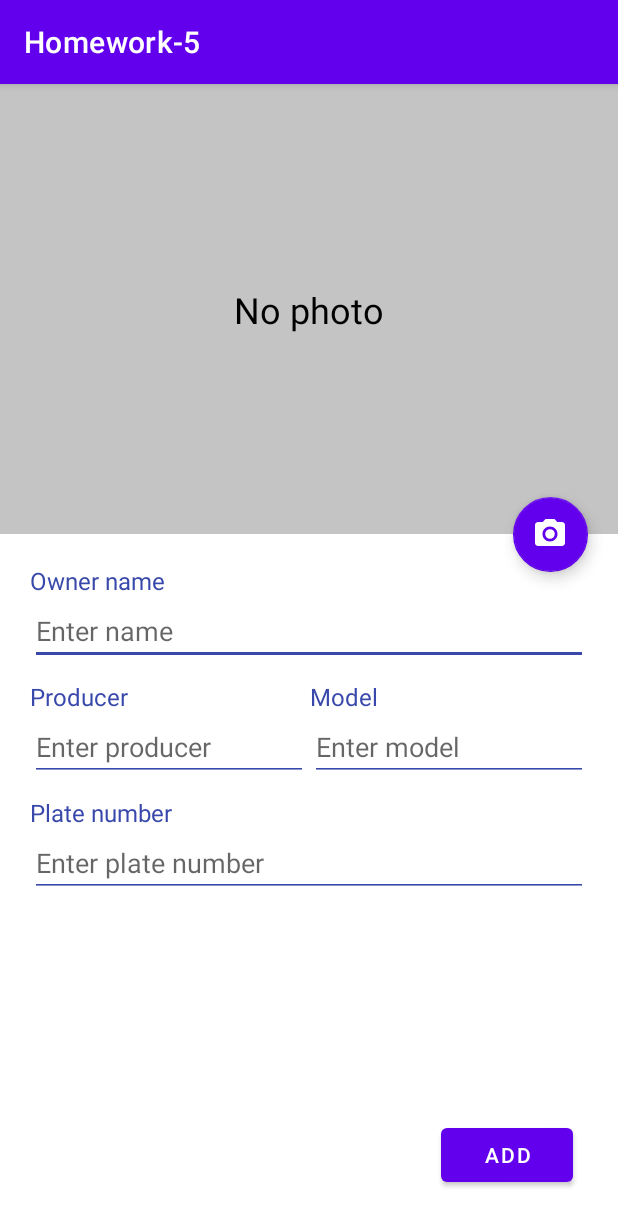
After one commit to AndreiKrayushkin/Md-AD2-16-20-28, an Android app: the EditCar screen opened directly, with no data from a screen before it, on a phone screen of 412 x 824 dp. The commit adds this screen. Shown: the top 1226 px of the screen. Run offline under Robolectric (Android 15) with nearby library versions, the light colour scheme and no system bars; our stand-ins replace Room's generated code.

Commit message:
Homework 5

```diff
--- a/homework-5/src/main/AndroidManifest.xml
+++ b/homework-5/src/main/AndroidManifest.xml
@@ -17,6 +17,7 @@
             </intent-filter>
         </activity>
         <activity android:name=".AddCar"/>
+        <activity android:name=".EditCar"/>
     </application>
 
 </manifest>
--- /dev/null
+++ b/homework-5/src/main/java/by/andrei/firstproject/homework_5/EditCar.kt
@@ -0,0 +1,36 @@
+package by.andrei.firstproject.homework_5
+
+import android.os.Bundle
+import android.widget.Button
+import android.widget.EditText
+import android.widget.ImageView
+import androidx.appcompat.app.AppCompatActivity
+import by.andrei.firstproject.homework_5.data.CarDatabase
+import com.google.android.material.floatingactionbutton.FloatingActionButton
+
+class EditCar: AppCompatActivity() {
+    private lateinit var photoImageViewInEdit: ImageView
+    private lateinit var editOwnerNameInEditCar: EditText
+    private lateinit var editProducerInEditCar: EditText
+    private lateinit var editModelInEditCar: EditText
+    private lateinit var editPlateNumberInEditCar: EditText
+    private lateinit var buttonApplyInEditCar: Button
+    private lateinit var buttonEditImageInEditCar: FloatingActionButton
+    private lateinit var dao: CarDatabase
+
+    override fun onCreate(savedInstanceState: Bundle?) {
+        super.onCreate(savedInstanceState)
+        setContentView(R.layout.edit_car)
+
+        photoImageViewInEdit = findViewById(R.id.imageViewCarInEditCarLayout)
+        editOwnerNameInEditCar = findViewById(R.id.editOwnerNameInEditCarLayout)
+        editProducerInEditCar = findViewById(R.id.editProducerInEditCarLayout)
+        editModelInEditCar = findViewById(R.id.editModelInEditCarLayout)
+        editPlateNumberInEditCar = findViewById(R.id.editNumberInEditCarLayout)
+        buttonApplyInEditCar = findViewById(R.id.buttonApplyInEditCarLayout)
+        buttonEditImageInEditCar = findViewById(R.id.photoFloatingButtonInEditCarLayout)
+
+        dao = CarDatabase.init(this)
+
+    }
+}
--- a/homework-5/src/main/java/by/andrei/firstproject/homework_5/MainActivity.kt
+++ b/homework-5/src/main/java/by/andrei/firstproject/homework_5/MainActivity.kt
@@ -3,6 +3,7 @@ package by.andrei.firstproject.homework_5
 import android.content.Intent
 import androidx.appcompat.app.AppCompatActivity
 import android.os.Bundle
+import android.widget.ImageView
 import androidx.recyclerview.widget.LinearLayoutManager
 import androidx.recyclerview.widget.RecyclerView
 import by.andrei.firstproject.homework_5.adapter.CarAdapter
@@ -15,6 +16,10 @@ class MainActivity : AppCompatActivity() {
     private lateinit var car: Car
     private lateinit var buttonGoToAddCar: FloatingActionButton
     private lateinit var recyclerView: RecyclerView
+    private lateinit var buttonEditCarMainActivity:
+    private lateinit var onCarClickListener: CarAdapter
+    private val ADD_KEY = 1
+    private val EDIT_KEY = 2
 
     private lateinit var dao: CarDatabase
 
@@ -23,26 +28,39 @@ class MainActivity : AppCompatActivity() {
         setContentView(R.layout.activity_main)
 
         recyclerView = findViewById(R.id.recyclerViewCars)
-        val linearLayoutManager = LinearLayoutManager(this, RecyclerView.VERTICAL, false)
+        buttonEditCarMainActivity = findViewById(R.id.buttonClickEdit)
 
         dao = CarDatabase.init(this)
 
-        carAdapter = CarAdapter(mutableListOf())
-        recyclerView.layoutManager = linearLayoutManager
-        recyclerView.adapter = carAdapter
+        val linearLayoutManager = LinearLayoutManager(this, RecyclerView.VERTICAL, false)
+
+        carAdapter = CarAdapter(mutableListOf<Car>(), onCarClickListener)
+        recyclerView.apply {
+            layoutManager = linearLayoutManager
+            adapter = carAdapter
+        }
+//        recyclerView.layoutManager = linearLayoutManager
+//        recyclerView.adapter = carAdapter
 
         buttonGoToAddCar = findViewById(R.id.mainFloatingButtonAddCars)
         buttonGoToAddCar.setOnClickListener{
             val intentAddCar = Intent(this, AddCar::class.java)
-            startActivityForResult(intentAddCar, 1)
+            startActivityForResult(intentAddCar, ADD_KEY)
         }
+
+        buttonEditCarMainActivity.setOnClickListener {
+            val intentEditCar = Intent(this, EditCar::class.java)
+
+            startActivityForResult(intentEditCar, EDIT_KEY)
+        }
+
         checkDataBase()
     }
 
     private fun checkDataBase() {
         val carLists = dao.getCarDAO().getCarsList()
         if (carLists.isNotEmpty()) {
-            carAdapter.carList = carLists as ArrayList<Car>
+            carAdapter.carList = carLists
         }
     }
 
@@ -50,4 +68,5 @@ class MainActivity : AppCompatActivity() {
         super.onActivityResult(requestCode, resultCode, data)
         checkDataBase()
     }
+
 }
--- a/homework-5/src/main/java/by/andrei/firstproject/homework_5/adapter/CarAdapter.kt
+++ b/homework-5/src/main/java/by/andrei/firstproject/homework_5/adapter/CarAdapter.kt
@@ -9,7 +9,13 @@ import androidx.recyclerview.widget.RecyclerView
 import by.andrei.firstproject.homework_5.R
 import by.andrei.firstproject.homework_5.data.Car
 
-class CarAdapter(var carList: MutableList<Car>) : RecyclerView.Adapter<CarAdapter.CarViewHolder>() {
+typealias OnCarClickListener = (car: Car, position: Int) -> Unit
+
+class CarAdapter(
+        var carList: MutableList<Car>,
+        var onCarClickListener: OnCarClickListener
+        ) : RecyclerView.Adapter<CarAdapter.CarViewHolder>() {
+
 
     override fun onCreateViewHolder(parent: ViewGroup, viewType: Int): CarViewHolder {
         val view: View = LayoutInflater.from(parent.context)
@@ -26,6 +32,8 @@ class CarAdapter(var carList: MutableList<Car>) : RecyclerView.Adapter<CarAdapte
     override fun getItemCount(): Int {
         return carList.size
     }
+
+
 
     class CarViewHolder(itemView: View) : RecyclerView.ViewHolder(itemView) {
         private var registerNumber: TextView = itemView.findViewById(R.id.numberCar)
--- a/homework-5/src/main/java/by/andrei/firstproject/homework_5/data/CarDatabase.kt
+++ b/homework-5/src/main/java/by/andrei/firstproject/homework_5/data/CarDatabase.kt
@@ -11,8 +11,6 @@ import androidx.room.RoomDatabase
 abstract class CarDatabase : RoomDatabase() {
     abstract fun getCarDAO(): CarDAO
 
-//    private lateinit var database: CarDatabase
-
     companion object{
         fun init(context: Context) = Room.databaseBuilder(context, CarDatabase::class.java, "database")
                 .allowMainThreadQueries()
--- /dev/null
+++ b/homework-5/src/main/res/layout/edit_car.xml
@@ -0,0 +1,134 @@
+<?xml version="1.0" encoding="utf-8"?>
+<androidx.constraintlayout.widget.ConstraintLayout
+    xmlns:android="http://schemas.android.com/apk/res/android"
+    android:layout_width="match_parent"
+    android:layout_height="match_parent"
+    xmlns:app="http://schemas.android.com/apk/res-auto">
+    <ImageView
+        android:id="@+id/imageViewCarInEditCarLayout"
+        android:layout_width="0dp"
+        android:layout_height="300dp"
+        app:layout_constraintStart_toStartOf="parent"
+        app:layout_constraintEnd_toEndOf="parent"
+        app:layout_constraintTop_toTopOf="parent"
+        android:background="@color/grey"/>
+    <Button
+        android:id="@+id/buttonApplyInEditCarLayout"
+        android:layout_width="wrap_content"
+        android:layout_height="wrap_content"
+        app:layout_constraintBottom_toBottomOf="parent"
+        app:layout_constraintEnd_toEndOf="parent"
+        android:layout_margin="30dp"
+        android:text="add"/>
+    <com.google.android.material.floatingactionbutton.FloatingActionButton
+        android:id="@+id/photoFloatingButtonInEditCarLayout"
+        android:layout_width="50dp"
+        android:layout_height="50dp"
+        android:foreground="@drawable/ic_baseline_photo_camera_24"
+        android:foregroundTint="@color/white"
+        android:foregroundGravity="center"
+        app:backgroundTint="@color/purple_500"
+        app:layout_constraintEnd_toEndOf="@id/imageViewCarInEditCarLayout"
+        app:layout_constraintBottom_toBottomOf="@id/imageViewCarInEditCarLayout"
+        app:layout_constraintTop_toBottomOf="@id/imageViewCarInEditCarLayout"
+        android:layout_marginEnd="20dp"/>
+    <TextView
+        android:id="@+id/textBackgroundInfoInEditCarLayout"
+        android:layout_width="wrap_content"
+        android:layout_height="wrap_content"
+        android:textColor="@color/black"
+        android:textSize="24sp"
+        android:text="No photo"
+        app:layout_constraintStart_toStartOf="@id/imageViewCarInEditCarLayout"
+        app:layout_constraintEnd_toEndOf="@id/imageViewCarInEditCarLayout"
+        app:layout_constraintTop_toTopOf="@id/imageViewCarInEditCarLayout"
+        app:layout_constraintBottom_toBottomOf="@id/imageViewCarInEditCarLayout"/>
+    <TextView
+        android:id="@+id/headerOwnerNameInEditCarLayout"
+        android:layout_width="wrap_content"
+        android:layout_height="wrap_content"
+        android:text="Owner name"
+        android:textColor="@color/purple_line"
+        app:layout_constraintStart_toStartOf="parent"
+        app:layout_constraintTop_toBottomOf="@id/imageViewCarInEditCarLayout"
+        android:layout_marginStart="20dp"
+        android:layout_marginTop="20dp"
+        android:textSize="16sp"/>
+    <EditText
+        android:id="@+id/editOwnerNameInEditCarLayout"
+        android:layout_width="0dp"
+        android:layout_height="wrap_content"
+        app:layout_constraintStart_toStartOf="parent"
+        app:layout_constraintEnd_toEndOf="parent"
+        app:layout_constraintTop_toBottomOf="@id/headerOwnerNameInEditCarLayout"
+        android:backgroundTint="@color/purple_line"
+        android:hint="Enter name"
+        android:layout_marginStart="20dp"
+        android:layout_marginEnd="20dp"/>
+    <TextView
+        android:id="@+id/headerProducerInEditCarLayout"
+        android:layout_width="wrap_content"
+        android:layout_height="wrap_content"
+        app:layout_constraintStart_toStartOf="parent"
+        app:layout_constraintTop_toBottomOf="@id/editOwnerNameInEditCarLayout"
+        android:text="Producer"
+        android:textColor="@color/purple_line"
+        android:layout_marginStart="20dp"
+        android:textSize="16sp"
+        android:layout_marginTop="10dp"/>
+    <EditText
+        android:id="@+id/editProducerInEditCarLayout"
+        android:layout_width="0dp"
+        android:layout_height="wrap_content"
+        android:backgroundTint="@color/purple_line"
+        app:layout_constraintStart_toStartOf="parent"
+        app:layout_constraintTop_toBottomOf="@id/headerProducerInEditCarLayout"
+        android:layout_marginStart="20dp"
+        app:layout_constraintWidth_default="percent"
+        app:layout_constraintWidth_percent="0.45"
+        android:hint="Enter producer"/>
+    <TextView
+        android:id="@+id/headerModelInEditCarLayout"
+        android:layout_width="wrap_content"
+        android:layout_height="wrap_content"
+        app:layout_constraintStart_toStartOf="@id/editModelInEditCarLayout"
+        app:layout_constraintTop_toBottomOf="@id/editOwnerNameInEditCarLayout"
+        android:text="Model"
+        android:textColor="@color/purple_line"
+        android:textSize="16sp"
+        android:layout_marginTop="10dp"/>
+    <EditText
+        android:id="@+id/editModelInEditCarLayout"
+        android:layout_width="0dp"
+        android:layout_height="wrap_content"
+        android:backgroundTint="@color/purple_line"
+        app:layout_constraintEnd_toEndOf="parent"
+        app:layout_constraintTop_toBottomOf="@id/headerModelInEditCarLayout"
+        android:layout_marginEnd="20dp"
+        app:layout_constraintWidth_default="percent"
+        app:layout_constraintWidth_percent="0.45"
+        android:hint="Enter model"/>
+    <TextView
+        android:id="@+id/headerPlateNumberInEditCarLayout"
+        android:layout_width="wrap_content"
+        android:layout_height="wrap_content"
+        app:layout_constraintStart_toStartOf="parent"
+        app:layout_constraintTop_toBottomOf="@id/editProducerInEditCarLayout"
+        android:textSize="16sp"
+        android:text="Plate number"
+        android:textColor="@color/purple_line"
+        android:layout_marginStart="20dp"
+        android:layout_marginTop="10dp"/>
+    <EditText
+        android:id="@+id/editNumberInEditCarLayout"
+        android:layout_width="0dp"
+        android:layout_height="wrap_content"
+        app:layout_constraintStart_toStartOf="parent"
+        app:layout_constraintEnd_toEndOf="parent"
+        app:layout_constraintTop_toBottomOf="@id/headerPlateNumberInEditCarLayout"
+        android:backgroundTint="@color/purple_line"
+        android:hint="Enter plate number"
+        android:layout_marginStart="20dp"
+        android:layout_marginEnd="20dp"/>
+
+</androidx.constraintlayout.widget.ConstraintLayout>
```
